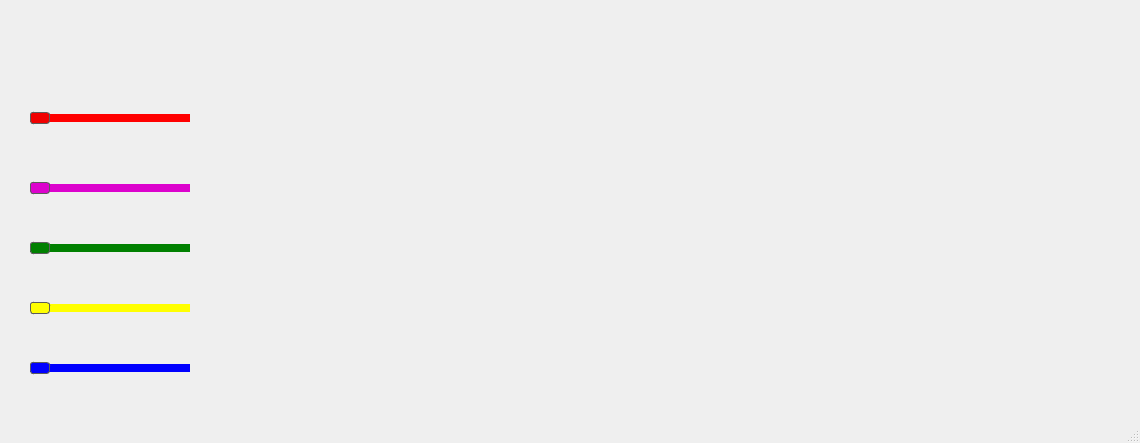
Old version of the form mainwindow.ui in the repository pablodeyvid11/so-trens.
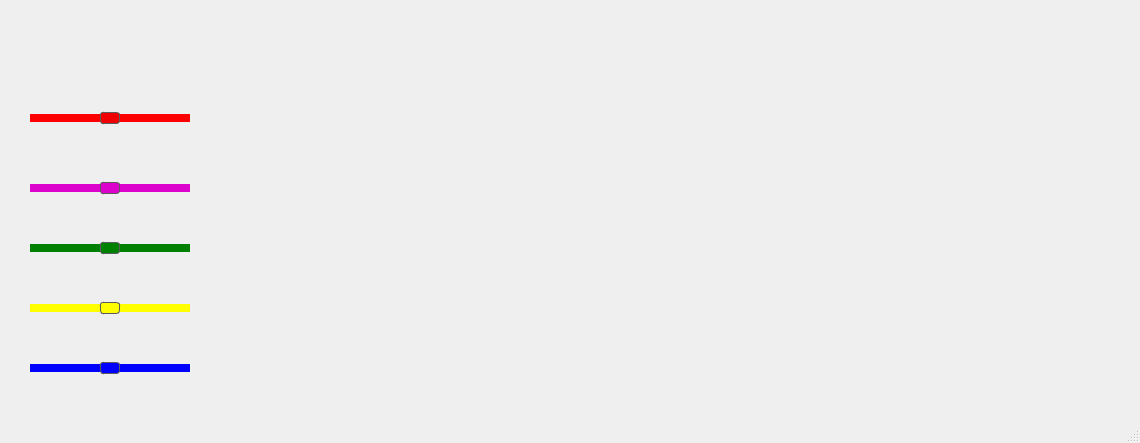
New version of the form. Icons and pictures are not drawn.

```diff
--- a/mainwindow.ui
+++ b/mainwindow.ui
@@ -18,14 +18,23 @@
   </property>
   <widget class="QWidget" name="centralWidget">
    <widget class="QLabel" name="trem_1">
+    <property name="enabled">
+     <bool>true</bool>
+    </property>
     <property name="geometry">
      <rect>
-      <x>390</x>
+      <x>380</x>
       <y>60</y>
       <width>35</width>
       <height>35</height>
      </rect>
     </property>
+    <property name="minimumSize">
+     <size>
+      <width>35</width>
+      <height>35</height>
+     </size>
+    </property>
     <property name="styleSheet">
      <string notr="true">background-image: url(:/T1.png);</string>
     </property>
@@ -36,12 +45,18 @@
    <widget class="QLabel" name="trem_2">
     <property name="geometry">
      <rect>
-      <x>660</x>
-      <y>60</y>
+      <x>790</x>
+      <y>200</y>
       <width>35</width>
       <height>35</height>
      </rect>
     </property>
+    <property name="minimumSize">
+     <size>
+      <width>35</width>
+      <height>35</height>
+     </size>
+    </property>
     <property name="styleSheet">
      <string notr="true">background-image: url(:/T2.png);</string>
     </property>
@@ -49,30 +64,42 @@
      <string/>
     </property>
    </widget>
+   <widget class="QLabel" name="trem_3">
+    <property name="geometry">
+     <rect>
+      <x>240</x>
+      <y>200</y>
+      <width>35</width>
+      <height>35</height>
+     </rect>
+    </property>
+    <property name="minimumSize">
+     <size>
+      <width>35</width>
+      <height>35</height>
+     </size>
+    </property>
+    <property name="styleSheet">
+     <string notr="true">background-image: url(:/T4.png);</string>
+    </property>
+    <property name="text">
+     <string/>
+    </property>
+   </widget>
    <widget class="QLabel" name="trem_4">
     <property name="geometry">
      <rect>
       <x>520</x>
       <y>200</y>
-      <width>31</width>
-      <height>31</height>
+      <width>35</width>
+      <height>35</height>
      </rect>
     </property>
-    <property name="styleSheet">
-     <string notr="true">background-image: url(:/T4.png);</string>
-    </property>
-    <property name="text">
-     <string/>
-    </property>
-   </widget>
-   <widget class="QLabel" name="trem_3">
-    <property name="geometry">
-     <rect>
-      <x>250</x>
-      <y>200</y>
-      <width>31</width>
-      <height>31</height>
-     </rect>
+    <property name="minimumSize">
+     <size>
+      <width>35</width>
+      <height>35</height>
+     </size>
     </property>
     <property name="styleSheet">
      <string notr="true">background-image: url(:/T3.png);</string>
@@ -84,10 +111,10 @@
    <widget class="QLabel" name="trem_5">
     <property name="geometry">
      <rect>
-      <x>800</x>
-      <y>200</y>
-      <width>31</width>
-      <height>31</height>
+      <x>660</x>
+      <y>60</y>
+      <width>35</width>
+      <height>35</height>
      </rect>
     </property>
     <property name="styleSheet">
@@ -137,9 +164,27 @@
     border-radius: 3px;
 }</string>
     </property>
+    <property name="minimum">
+     <number>1</number>
+    </property>
+    <property name="maximum">
+     <number>200</number>
+    </property>
+    <property name="value">
+     <number>100</number>
+    </property>
     <property name="orientation">
      <enum>Qt::Horizontal</enum>
     </property>
+    <property name="invertedAppearance">
+     <bool>true</bool>
+    </property>
+    <property name="tickPosition">
+     <enum>QSlider::TicksBothSides</enum>
+    </property>
+    <property name="tickInterval">
+     <number>40</number>
+    </property>
    </widget>
    <widget class="QSlider" name="sliderT2">
     <property name="geometry">
@@ -165,9 +210,27 @@
     border-radius: 3px;
 }</string>
     </property>
+    <property name="minimum">
+     <number>1</number>
+    </property>
+    <property name="maximum">
+     <number>200</number>
+    </property>
+    <property name="value">
+     <number>100</number>
+    </property>
     <property name="orientation">
      <enum>Qt::Horizontal</enum>
     </property>
+    <property name="invertedAppearance">
+     <bool>true</bool>
+    </property>
+    <property name="tickPosition">
+     <enum>QSlider::TicksBothSides</enum>
+    </property>
+    <property name="tickInterval">
+     <number>40</number>
+    </property>
    </widget>
    <widget class="QSlider" name="sliderT3">
     <property name="geometry">
@@ -193,9 +256,27 @@
     border-radius: 3px;
 }</string>
     </property>
+    <property name="minimum">
+     <number>1</number>
+    </property>
+    <property name="maximum">
+     <number>200</number>
+    </property>
+    <property name="value">
+     <number>100</number>
+    </property>
     <property name="orientation">
      <enum>Qt::Horizontal</enum>
     </property>
+    <property name="invertedAppearance">
+     <bool>true</bool>
+    </property>
+    <property name="tickPosition">
+     <enum>QSlider::TicksBothSides</enum>
+    </property>
+    <property name="tickInterval">
+     <number>40</number>
+    </property>
    </widget>
    <widget class="QSlider" name="sliderT5">
     <property name="geometry">
@@ -221,9 +302,27 @@
     border-radius: 3px;
 }</string>
     </property>
+    <property name="minimum">
+     <number>1</number>
+    </property>
+    <property name="maximum">
+     <number>200</number>
+    </property>
+    <property name="value">
+     <number>100</number>
+    </property>
     <property name="orientation">
      <enum>Qt::Horizontal</enum>
     </property>
+    <property name="invertedAppearance">
+     <bool>true</bool>
+    </property>
+    <property name="tickPosition">
+     <enum>QSlider::TicksBothSides</enum>
+    </property>
+    <property name="tickInterval">
+     <number>40</number>
+    </property>
    </widget>
    <widget class="QSlider" name="sliderT4">
     <property name="geometry">
@@ -249,9 +348,27 @@
     border-radius: 3px;
 }</string>
     </property>
+    <property name="minimum">
+     <number>1</number>
+    </property>
+    <property name="maximum">
+     <number>200</number>
+    </property>
+    <property name="value">
+     <number>100</number>
+    </property>
     <property name="orientation">
      <enum>Qt::Horizontal</enum>
     </property>
+    <property name="invertedAppearance">
+     <bool>true</bool>
+    </property>
+    <property name="tickPosition">
+     <enum>QSlider::TicksBothSides</enum>
+    </property>
+    <property name="tickInterval">
+     <number>40</number>
+    </property>
    </widget>
    <zorder>label</zorder>
    <zorder>trem_1</zorder>
```
Left out of the diff: 51 changed lines with no effect on the pictures.
